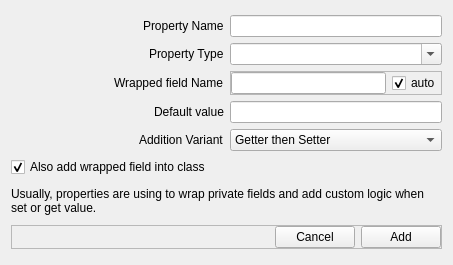
The window that addpropertydialog.ui (engor/Jentos.Code) describes before a commit, drawn with Qt 5.
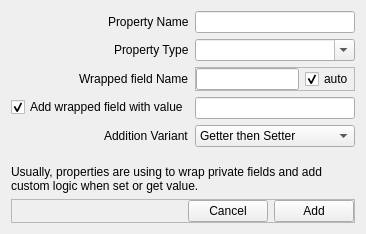
The same window after the commit.

Commit message: simplify layout structure for two .ui forms.

```diff
--- a/addpropertydialog.ui
+++ b/addpropertydialog.ui
@@ -9,8 +9,8 @@
    <rect>
     <x>0</x>
     <y>0</y>
-    <width>453</width>
-    <height>265</height>
+    <width>366</width>
+    <height>234</height>
    </rect>
   </property>
   <property name="windowTitle">
@@ -18,57 +18,38 @@
   </property>
   <layout class="QVBoxLayout" name="verticalLayout">
    <item>
-    <layout class="QGridLayout" name="gridLayout">
+    <layout class="QFormLayout" name="formLayout">
+     <property name="labelAlignment">
+      <set>Qt::AlignRight|Qt::AlignTrailing|Qt::AlignVCenter</set>
+     </property>
+     <item row="0" column="0">
+      <widget class="QLabel" name="label">
+       <property name="sizePolicy">
+        <sizepolicy hsizetype="Fixed" vsizetype="Preferred">
+         <horstretch>0</horstretch>
+         <verstretch>0</verstretch>
+        </sizepolicy>
+       </property>
+       <property name="text">
+        <string>Property Name</string>
+       </property>
+      </widget>
+     </item>
      <item row="0" column="1">
       <widget class="QLineEdit" name="lineEditPropName"/>
      </item>
      <item row="1" column="0">
-      <layout class="QHBoxLayout" name="horizontalLayout_3">
-       <item>
-        <spacer name="horizontalSpacer_3">
-         <property name="orientation">
-          <enum>Qt::Horizontal</enum>
-         </property>
-         <property name="sizeHint" stdset="0">
-          <size>
-           <width>40</width>
-           <height>20</height>
-          </size>
-         </property>
-        </spacer>
-       </item>
-       <item>
-        <widget class="QLabel" name="label_2">
-         <property name="text">
-          <string>Property Type</string>
-         </property>
-        </widget>
-       </item>
-      </layout>
-     </item>
-     <item row="0" column="0">
-      <layout class="QHBoxLayout" name="horizontalLayout_2">
-       <item>
-        <spacer name="horizontalSpacer_2">
-         <property name="orientation">
-          <enum>Qt::Horizontal</enum>
-         </property>
-         <property name="sizeHint" stdset="0">
-          <size>
-           <width>40</width>
-           <height>20</height>
-          </size>
-         </property>
-        </spacer>
-       </item>
-       <item>
-        <widget class="QLabel" name="label">
-         <property name="text">
-          <string>Property Name</string>
-         </property>
-        </widget>
-       </item>
-      </layout>
+      <widget class="QLabel" name="label_2">
+       <property name="sizePolicy">
+        <sizepolicy hsizetype="Fixed" vsizetype="Preferred">
+         <horstretch>0</horstretch>
+         <verstretch>0</verstretch>
+        </sizepolicy>
+       </property>
+       <property name="text">
+        <string>Property Type</string>
+       </property>
+      </widget>
      </item>
      <item row="1" column="1">
       <widget class="QComboBox" name="comboBoxPropType">
@@ -83,6 +64,22 @@
        </property>
       </widget>
      </item>
+     <item row="2" column="0">
+      <widget class="QLabel" name="label_3">
+       <property name="sizePolicy">
+        <sizepolicy hsizetype="Fixed" vsizetype="Preferred">
+         <horstretch>0</horstretch>
+         <verstretch>0</verstretch>
+        </sizepolicy>
+       </property>
+       <property name="text">
+        <string>Wrapped field Name</string>
+       </property>
+       <property name="alignment">
+        <set>Qt::AlignLeading|Qt::AlignLeft|Qt::AlignVCenter</set>
+       </property>
+      </widget>
+     </item>
      <item row="2" column="1">
       <widget class="QFrame" name="frame_2">
        <property name="sizePolicy">
@@ -130,6 +127,22 @@
        </layout>
       </widget>
      </item>
+     <item row="3" column="1">
+      <widget class="QLineEdit" name="lineEditDefaultValue"/>
+     </item>
+     <item row="4" column="0">
+      <widget class="QLabel" name="label_5">
+       <property name="sizePolicy">
+        <sizepolicy hsizetype="Fixed" vsizetype="Preferred">
+         <horstretch>0</horstretch>
+         <verstretch>0</verstretch>
+        </sizepolicy>
+       </property>
+       <property name="text">
+        <string>Addition Variant</string>
+       </property>
+      </widget>
+     </item>
      <item row="4" column="1">
       <widget class="QComboBox" name="comboBoxAddVariant">
        <item>
@@ -154,103 +167,16 @@
        </item>
       </widget>
      </item>
-     <item row="2" column="0">
-      <layout class="QHBoxLayout" name="horizontalLayout_4">
-       <property name="sizeConstraint">
-        <enum>QLayout::SetMinimumSize</enum>
-       </property>
-       <item>
-        <spacer name="horizontalSpacer_4">
-         <property name="orientation">
-          <enum>Qt::Horizontal</enum>
-         </property>
-         <property name="sizeHint" stdset="0">
-          <size>
-           <width>40</width>
-           <height>20</height>
-          </size>
-         </property>
-        </spacer>
-       </item>
-       <item>
-        <widget class="QLabel" name="label_3">
-         <property name="sizePolicy">
-          <sizepolicy hsizetype="Preferred" vsizetype="Preferred">
-           <horstretch>0</horstretch>
-           <verstretch>0</verstretch>
-          </sizepolicy>
-         </property>
-         <property name="text">
-          <string>Wrapped field Name</string>
-         </property>
-         <property name="alignment">
-          <set>Qt::AlignLeading|Qt::AlignLeft|Qt::AlignVCenter</set>
-         </property>
-        </widget>
-       </item>
-      </layout>
-     </item>
-     <item row="5" column="0">
+     <item row="3" column="0">
       <widget class="QCheckBox" name="checkBoxAddWrapped">
        <property name="text">
-        <string>Also add wrapped field into class</string>
+        <string>Add wrapped field with value</string>
        </property>
        <property name="checked">
         <bool>true</bool>
        </property>
       </widget>
      </item>
-     <item row="4" column="0">
-      <layout class="QHBoxLayout" name="horizontalLayout_5">
-       <item>
-        <spacer name="horizontalSpacer_5">
-         <property name="orientation">
-          <enum>Qt::Horizontal</enum>
-         </property>
-         <property name="sizeHint" stdset="0">
-          <size>
-           <width>40</width>
-           <height>20</height>
-          </size>
-         </property>
-        </spacer>
-       </item>
-       <item>
-        <widget class="QLabel" name="label_5">
-         <property name="text">
-          <string>Addition Variant</string>
-         </property>
-        </widget>
-       </item>
-      </layout>
-     </item>
-     <item row="3" column="0">
-      <layout class="QHBoxLayout" name="horizontalLayout_8">
-       <item>
-        <spacer name="horizontalSpacer_6">
-         <property name="orientation">
-          <enum>Qt::Horizontal</enum>
-         </property>
-         <property name="sizeHint" stdset="0">
-          <size>
-           <width>40</width>
-           <height>20</height>
-          </size>
-         </property>
-        </spacer>
-       </item>
-       <item>
-        <widget class="QLabel" name="label_6">
-         <property name="text">
-          <string>Default value</string>
-         </property>
-        </widget>
-       </item>
-      </layout>
-     </item>
-     <item row="3" column="1">
-      <widget class="QLineEdit" name="lineEditDefaultValue"/>
-     </item>
     </layout>
    </item>
    <item>
@@ -268,7 +194,7 @@
       <bool>true</bool>
      </property>
      <property name="margin">
-      <number>6</number>
+      <number>2</number>
      </property>
     </widget>
    </item>
```
Left out of the diff: 2 changed lines with no effect on the pictures. The commit also changes 1 other file.
